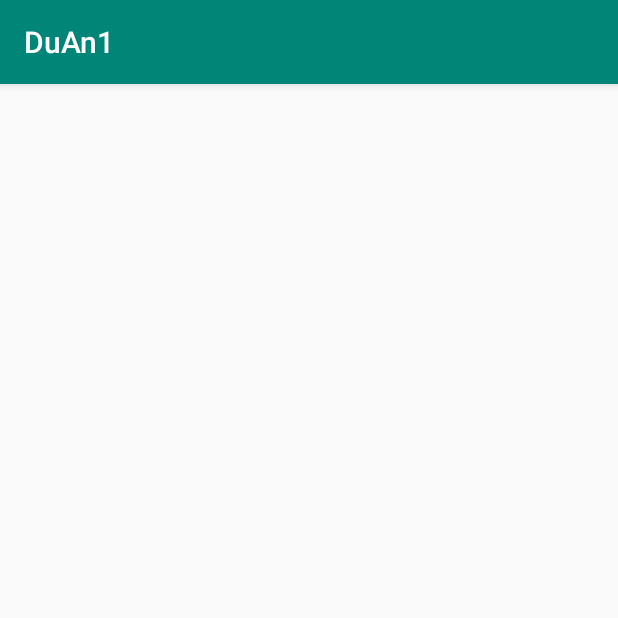
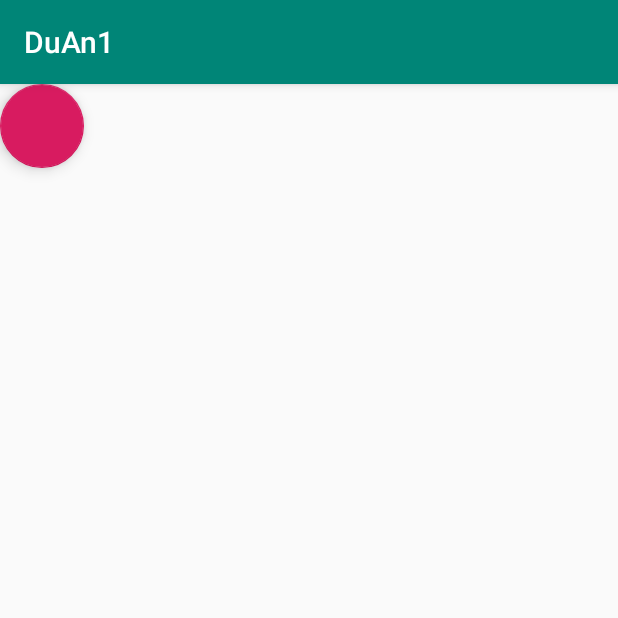
Before and after one commit to Shynltd/DuAn1, an Android app: the fragment SendFragment shown on its own in the app's theme, on a phone screen of 412 x 824 dp, the top half of it. Run offline under Robolectric (Android 15) with nearby library versions, the light colour scheme and no system bars.

Commit message:
12/11/2019

```diff
--- a/app/src/main/res/layout/fragment_send.xml
+++ b/app/src/main/res/layout/fragment_send.xml
@@ -1,19 +1,19 @@
 <?xml version="1.0" encoding="utf-8"?>
-<androidx.constraintlayout.widget.ConstraintLayout xmlns:android="http://schemas.android.com/apk/res/android"
+<LinearLayout xmlns:android="http://schemas.android.com/apk/res/android"
     xmlns:app="http://schemas.android.com/apk/res-auto"
+    xmlns:tools="http://schemas.android.com/tools"
     android:layout_width="match_parent"
     android:layout_height="match_parent">
 
-    <TextView
-        android:id="@+id/text_send"
-        android:layout_width="match_parent"
+
+
+    <com.google.android.material.floatingactionbutton.FloatingActionButton
+        android:id="@+id/floatingActionButton"
+        android:layout_width="wrap_content"
         android:layout_height="wrap_content"
-        android:layout_marginStart="8dp"
-        android:layout_marginTop="8dp"
-        android:layout_marginEnd="8dp"
-        android:textAlignment="center"
-        android:textSize="20sp"
-        app:layout_constraintEnd_toEndOf="parent"
-        app:layout_constraintStart_toStartOf="parent"
-        app:layout_constraintTop_toTopOf="parent" />
-</androidx.constraintlayout.widget.ConstraintLayout>
+        android:clickable="true"
+        tools:layout_editor_absoluteX="322dp"
+        tools:layout_editor_absoluteY="642dp"
+        tools:srcCompat="@tools:sample/avatars" />
+
+</LinearLayout>
```
Also changed, not shown: app/src/main/java/com/example/duan1/ui/LoginActivity.java (+19 -0 lines).
